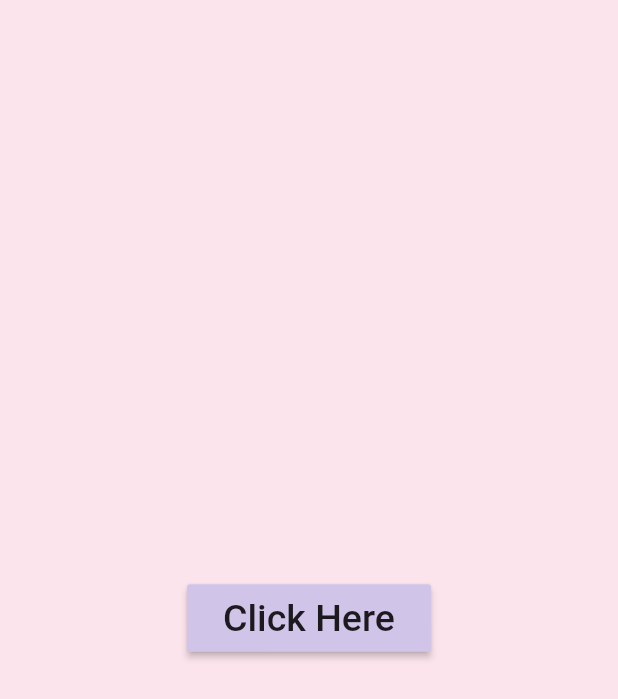
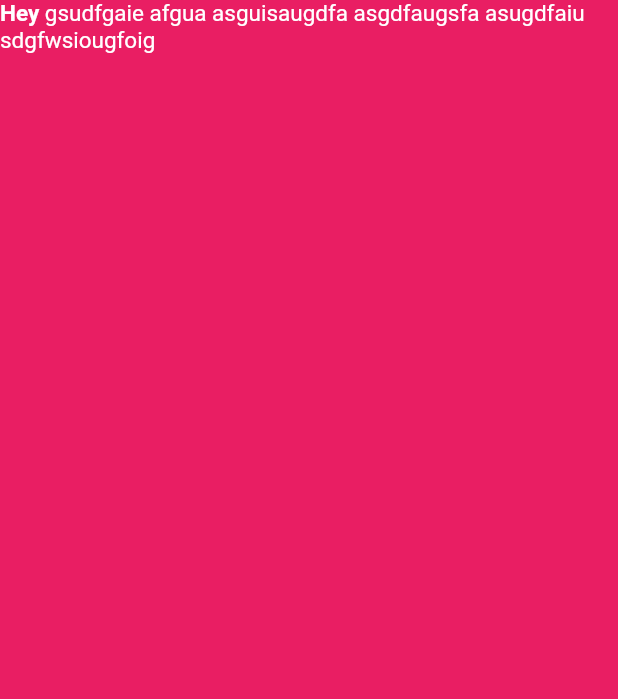
Before and after one commit to Dushani-Ranasinghe/my_first_flutter_app, a Flutter app: the screen it shows after launch, on a phone screen of 412 x 824 dp. Shown: the top 699 px of the screen. Run offline on Flutter 3.47's test engine with Material 2 defaults, Android fonts, the phone set to English and light mode, and no system bars.

Commit message:
RichText widget

```diff
--- a/lib/main.dart
+++ b/lib/main.dart
@@ -17,60 +17,33 @@ class MyApp extends StatelessWidget {
       debugShowCheckedModeBanner: false,
       title: "Demo Application",
       theme: ThemeData(
-          primarySwatch: Colors.blue,),
+        primarySwatch: Colors.blue,
+      ),
       home: HomePage(),
     );
   }
 }
 
-class HomePage extends StatefulWidget {
+class HomePage extends StatelessWidget {
   const HomePage({super.key});
-
-  @override
-  State<HomePage> createState() => _HomePageState();
-}
-
-class _HomePageState extends State<HomePage> {
-  void _showDialog() {
-    showDialog(
-        context: context,
-        builder: (context) {
-          return AlertDialog(
-            backgroundColor: Colors.pink[100],
-            title: Text("Alert!"),
-            content: Text("This is an alert."),
-            actions: [
-              MaterialButton(
-                onPressed: (() {}),
-                child: Text("OK"),
-              ),
-               MaterialButton(
-                onPressed: (() {
-                  Navigator.pop(context);
-                }),
-                child: Text("Cancel"),
-              )
-            ],
-          );
-        });
-  }
 
   @override
   Widget build(BuildContext context) {
     return Scaffold(
-      backgroundColor: Colors.pink[50],
-      body: Center(
-        child: MaterialButton(
-          color: Colors.deepPurple[100],
-          onPressed: _showDialog,
-          child: Padding(
-            padding: const EdgeInsets.all(8.0),
-            child: Text(
-              "Click Here",
-              style: TextStyle(fontSize: 25),
-            ),
-          ),
-        ),
+      backgroundColor: Colors.pink[500],
+      body: Column(
+        children: [
+          Center(
+              child: RichText(
+            text: TextSpan(style: TextStyle(fontSize: 15), children: [
+              TextSpan(
+                  text: "Hey ", style: TextStyle(fontWeight: FontWeight.bold)),
+              TextSpan(
+                  text:
+                      "gsudfgaie afgua asguisaugdfa asgdfaugsfa asugdfaiu sdgfwsiougfoig")
+            ]),
+          )),
+        ],
       ),
     );
   }
```
